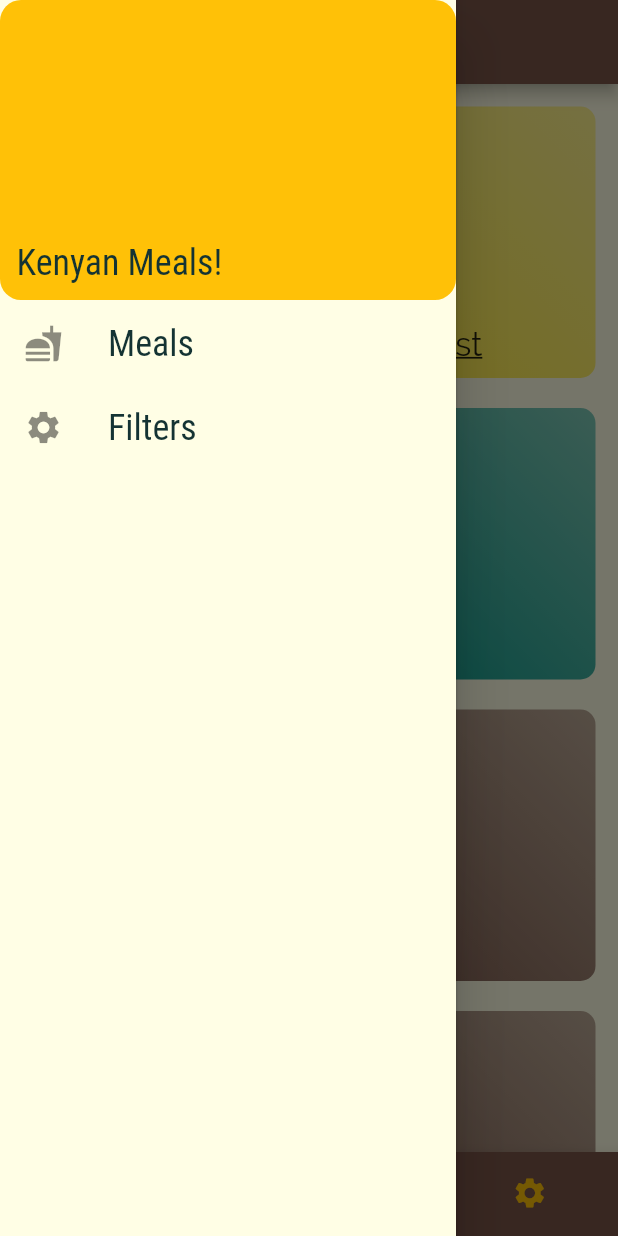
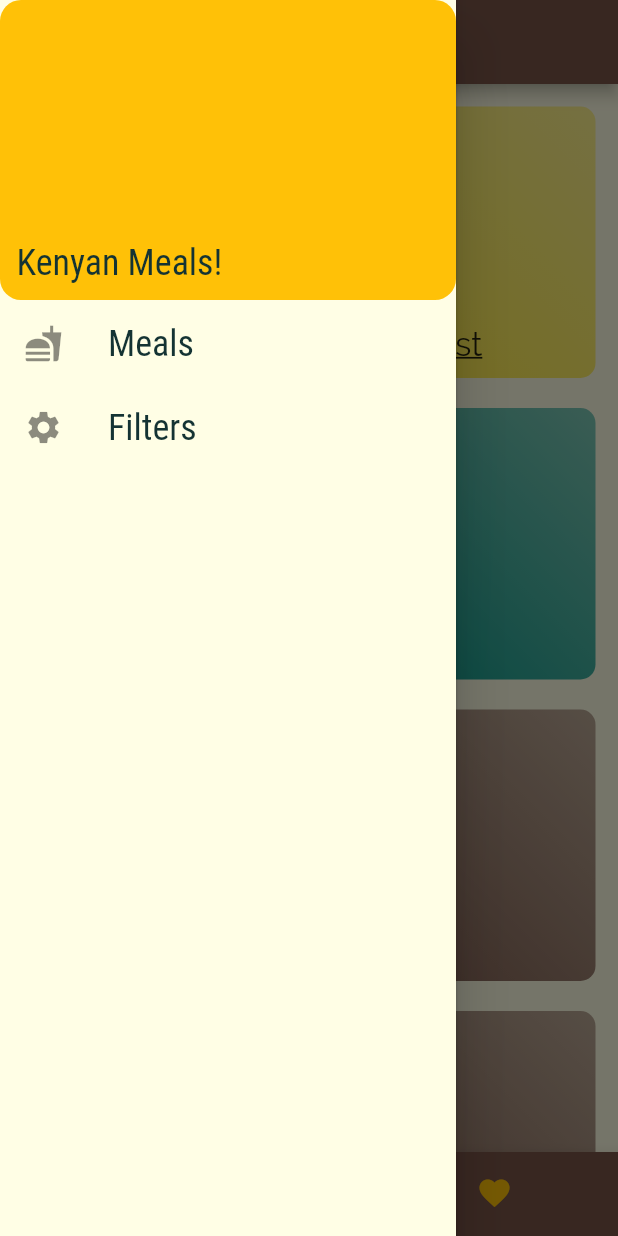
Before and after one commit to cosmasnyairo/meals_app, a Flutter app: the screen it shows after launch, with the side drawer open, on a phone screen of 412 x 824 dp. Run offline on Flutter 3.47's test engine with Material 2 defaults, Android fonts, the phone set to English and light mode, and no system bars.

Commit message:
New Commit

```diff
--- a/lib/main.dart
+++ b/lib/main.dart
@@ -1,6 +1,6 @@
 import 'package:flutter/material.dart';
 
-
+import './screens/filters_screen.dart';
 import './screens/category_meals_screen.dart';
 import './screens/meal_details_screen.dart';
 import './screens/tabs_screen.dart';
@@ -31,8 +31,10 @@ class MyApp extends StatelessWidget {
               fontFamily: 'Raleway',
             )),
       ),
-      home: TabsScreen(),
+      //home: CategoryMealsScreen(),
       routes: {
+        '/': (ctx) => TabsScreen(),
+        '/filter-meals': (ctx) => FilterScreen(),
         '/category-meals': (ctx) => CategoryMealsScreen(),
         '/meal-details': (ctx) => MealDetailsScreen(),
       },
--- a/lib/screens/tabs_screen.dart
+++ b/lib/screens/tabs_screen.dart
@@ -19,7 +19,6 @@ class _TabsScreenState extends State<TabsScreen> {
       'page': FavouritesScreen(),
       'title': 'Favourite Meals',
     },
-    //{'page':SettingsScreen(), 'title':'Settings'}
   ];
 
   int _selectedPageIndex = 0;
@@ -59,11 +58,7 @@ class _TabsScreenState extends State<TabsScreen> {
             icon: Icon(Icons.favorite, color: Theme.of(context).accentColor),
             title: Text('Favourites'),
           ),
-          BottomNavigationBarItem(
-            backgroundColor: Theme.of(context).primaryColor,
-            icon: Icon(Icons.settings, color: Theme.of(context).accentColor),
-            title: Text('Filter'),
-          ),
+
         ],
       ),
     );
--- a/lib/widgets/drawer.dart
+++ b/lib/widgets/drawer.dart
@@ -1,7 +1,7 @@
 import 'package:flutter/material.dart';
 
 class MainDrawer extends StatelessWidget {
-  Widget buildlistTile(String title, IconData icon){
+  Widget buildlistTile(String title, IconData icon, Function tapHandler) {
     return ListTile(
         leading: Icon(
           icon,
@@ -14,17 +14,16 @@ class MainDrawer extends StatelessWidget {
             fontSize: 24,
           ),
         ),
-            onTap: (){
-            },
-          );
+        onTap: tapHandler);
   }
+
   @override
   Widget build(BuildContext context) {
     return Drawer(
       child: Column(
         children: <Widget>[
           Container(
-            height: 200 ,
+            height: 200,
             alignment: Alignment.bottomLeft,
             padding: EdgeInsets.all(11),
             width: double.infinity,
@@ -43,9 +42,20 @@ class MainDrawer extends StatelessWidget {
           SizedBox(
             height: 1,
           ),
-          buildlistTile('Meals', Icons.fastfood),
-          buildlistTile('Filters', Icons.settings),
-
+          buildlistTile(
+            'Meals',
+            Icons.fastfood,
+            () {
+              Navigator.of(context).pushReplacementNamed('/');
+            },
+          ),
+          buildlistTile(
+            'Filters',
+            Icons.settings,
+            () {
+              Navigator.of(context).pushReplacementNamed('/filter-meals');
+            },
+          ),
         ],
       ),
     );
```
Also changed, not shown: lib/screens/filters_screen.dart (added, +22 -0 lines). Lines whose indentation alone changed are shown as unchanged.
